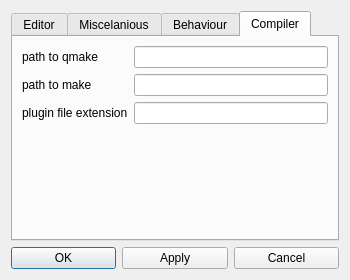
Qt form unreal/trunk/qrgui/mainwindow/preferencesDialog.ui (qreal/qreal) before a commit.
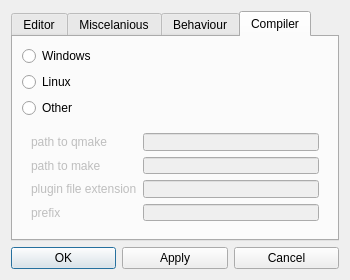
The same form after that commit. The open tabs and pages were chosen to show the change.

Commit message: изменено окно настроек для загрузки новых редакторов после генерации

Patch:
```diff
--- a/unreal/trunk/qrgui/mainwindow/preferencesDialog.ui
+++ b/unreal/trunk/qrgui/mainwindow/preferencesDialog.ui
@@ -28,6 +28,9 @@
   <layout class="QGridLayout" name="gridLayout_2">
    <item row="0" column="0" colspan="3">
     <widget class="QTabWidget" name="preferenciesTabWidget">
+     <property name="enabled">
+      <bool>true</bool>
+     </property>
      <property name="currentIndex">
       <number>0</number>
      </property>
@@ -421,49 +424,79 @@
       <attribute name="title">
        <string>Compiler</string>
       </attribute>
-      <layout class="QGridLayout" name="gridLayout">
-       <item row="0" column="1">
-        <widget class="QLineEdit" name="pathToQmake"/>
-       </item>
-       <item row="1" column="1">
-        <widget class="QLineEdit" name="pathToMake"/>
-       </item>
-       <item row="2" column="1">
-        <widget class="QLineEdit" name="pluginExtension"/>
-       </item>
+      <layout class="QGridLayout" name="gridLayout_3">
        <item row="0" column="0">
-        <widget class="QLabel" name="label_9">
+        <widget class="QRadioButton" name="windowsButton">
          <property name="text">
-          <string>path to qmake</string>
+          <string>Windows</string>
+         </property>
+         <property name="autoExclusive">
+          <bool>true</bool>
          </property>
         </widget>
        </item>
        <item row="1" column="0">
-        <widget class="QLabel" name="label_10">
+        <widget class="QRadioButton" name="linuxButton">
          <property name="text">
-          <string>path to make</string>
+          <string>Linux</string>
          </property>
         </widget>
        </item>
        <item row="2" column="0">
-        <widget class="QLabel" name="label_11">
+        <widget class="QRadioButton" name="otherButton">
          <property name="text">
-          <string>plugin file extension</string>
+          <string>Other</string>
          </property>
         </widget>
        </item>
-       <item row="3" column="1">
-        <spacer name="verticalSpacer">
-         <property name="orientation">
-          <enum>Qt::Vertical</enum>
+       <item row="3" column="0">
+        <widget class="QWidget" name="compilerSettingsWidget" native="true">
+         <property name="enabled">
+          <bool>false</bool>
          </property>
-         <property name="sizeHint" stdset="0">
-          <size>
-           <width>20</width>
-           <height>40</height>
-          </size>
-         </property>
-        </spacer>
+         <layout class="QGridLayout" name="gridLayout">
+          <item row="0" column="0">
+           <widget class="QLabel" name="label_9">
+            <property name="text">
+             <string>path to qmake</string>
+            </property>
+           </widget>
+          </item>
+          <item row="0" column="1">
+           <widget class="QLineEdit" name="pathToQmake"/>
+          </item>
+          <item row="1" column="0">
+           <widget class="QLabel" name="label_10">
+            <property name="text">
+             <string>path to make</string>
+            </property>
+           </widget>
+          </item>
+          <item row="1" column="1">
+           <widget class="QLineEdit" name="pathToMake"/>
+          </item>
+          <item row="2" column="0">
+           <widget class="QLabel" name="label_11">
+            <property name="text">
+             <string>plugin file extension</string>
+            </property>
+           </widget>
+          </item>
+          <item row="2" column="1">
+           <widget class="QLineEdit" name="pluginExtension"/>
+          </item>
+          <item row="3" column="1">
+           <widget class="QLineEdit" name="prefix"/>
+          </item>
+          <item row="3" column="0">
+           <widget class="QLabel" name="label_12">
+            <property name="text">
+             <string>prefix</string>
+            </property>
+           </widget>
+          </item>
+         </layout>
+        </widget>
        </item>
       </layout>
      </widget>
```
Left out of the diff: 44 changed lines with no effect on the pictures. The commit also changes 6 other files.
